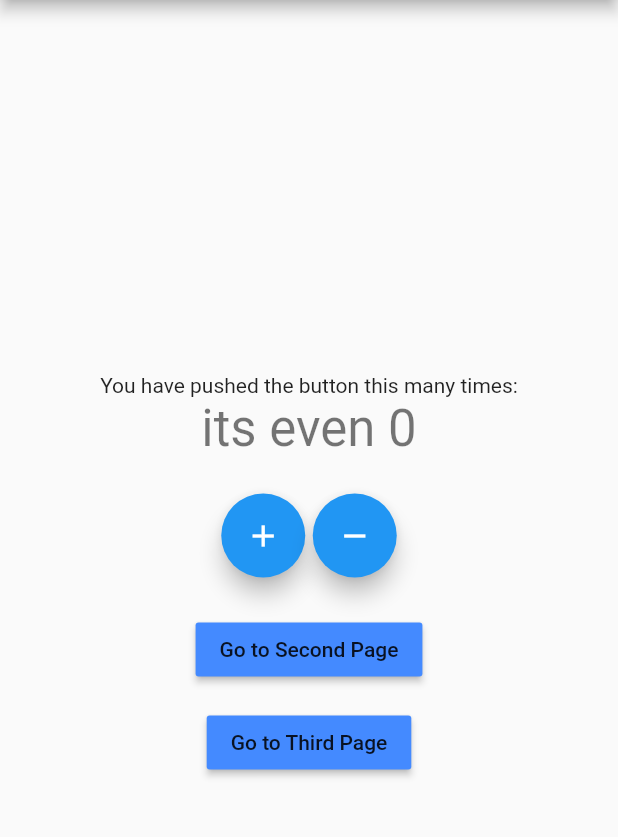
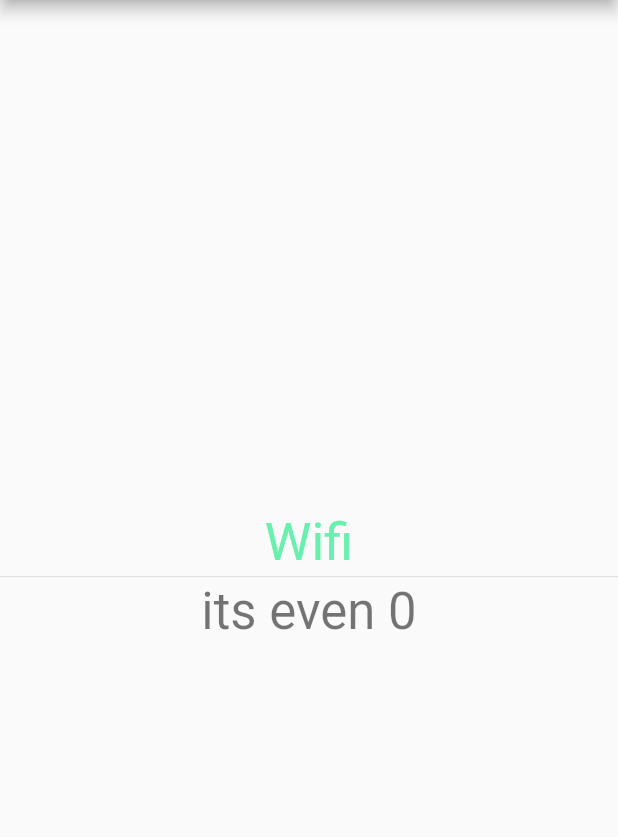
Before and after one commit to Shahrin04/Counter_App_Bloc, a Flutter app: the screen it shows after launch, on a phone screen of 412 x 824 dp, the part 84-921 px from its top. Run offline on Flutter 3.47's test engine with Material 2 defaults, Android fonts, the phone set to English and light mode, and no system bars; our stand-ins replace bloc, connectivity_plus, equatable, flutter_bloc.

```diff
--- /dev/null
+++ b/lib/Constants/enums.dart
@@ -0,0 +1,4 @@
+enum ConnectionType {
+  wifi,
+  mobile
+}
--- a/lib/Logic/cubit/counter_cubit.dart
+++ b/lib/Logic/cubit/counter_cubit.dart
@@ -1,12 +1,36 @@
+import 'dart:async';
+
 import 'package:bloc/bloc.dart';
+import 'package:bloc_tut/Constants/enums.dart';
+import 'package:bloc_tut/Logic/cubit/internet_cubit.dart';
 import 'package:equatable/equatable.dart';
 import 'package:meta/meta.dart';
 
 part 'counter_state.dart';
 
 class CounterCubit extends Cubit<CounterState> {
-  CounterCubit() : super(CounterState(counterValue: 0));
+  final InternetCubit internetCubit;
+  StreamSubscription internetStreamSubscription;
+  CounterCubit({@required this.internetCubit}) : super(CounterState(counterValue: 0)){
+    monitorInternetCubit();
+  }
+
+  StreamSubscription<InternetState> monitorInternetCubit() {
+    return internetStreamSubscription = internetCubit.stream.listen((internetState) {
+      if(internetState is InternetConnected && internetState.connectionType == ConnectionType.wifi){
+        increment();
+      }else if(internetState is InternetConnected && internetState.connectionType == ConnectionType.mobile){
+        decrement();
+      }
+    });
+  }
 
   void increment() => emit(CounterState(counterValue: state.counterValue + 1, wasIncremented: true));
   void decrement() => emit(CounterState(counterValue: state.counterValue - 1, wasIncremented: false));
+
+  @override
+  Future<void> close() {
+    internetStreamSubscription.cancel();
+    return super.close();
+  }
 }
--- /dev/null
+++ b/lib/Logic/cubit/internet_cubit.dart
@@ -0,0 +1,38 @@
+import 'dart:async';
+
+import 'package:bloc/bloc.dart';
+import 'package:bloc_tut/Constants/enums.dart';
+import 'package:connectivity_plus/connectivity_plus.dart';
+import 'package:meta/meta.dart';
+
+part 'internet_state.dart';
+
+class InternetCubit extends Cubit<InternetState> {
+  final Connectivity connectivity;
+  StreamSubscription connectivityStreamSubscription;
+
+  InternetCubit({@required this.connectivity}) : super(InternetLoading()){
+    monitorInternetConnection();
+  }
+
+  StreamSubscription<ConnectivityResult> monitorInternetConnection() {
+      return connectivityStreamSubscription = connectivity.onConnectivityChanged.listen((connectivityResult) {
+      if(connectivityResult == ConnectivityResult.wifi){
+        emitInternetConnected(ConnectionType.wifi);
+      }else if(connectivityResult == ConnectivityResult.mobile){
+        emitInternetConnected(ConnectionType.mobile);
+      }else if(connectivityResult == ConnectivityResult.none){
+        emitInternetDisconnected();
+      }
+    });
+  }
+
+  void emitInternetConnected(ConnectionType _connectionType) => emit(InternetConnected(connectionType: _connectionType));
+  void emitInternetDisconnected() => emit(InternetDisconnected());
+
+  @override
+  Future<void> close() {
+    connectivityStreamSubscription.cancel();
+    return super.close();
+  }
+}
--- /dev/null
+++ b/lib/Logic/cubit/internet_state.dart
@@ -0,0 +1,15 @@
+part of 'internet_cubit.dart';
+
+@immutable
+abstract class InternetState {}
+
+class InternetLoading extends InternetState {}
+
+class InternetConnected extends InternetState {
+  final ConnectionType connectionType;
+
+  InternetConnected({@required this.connectionType});
+
+}
+
+class InternetDisconnected extends InternetState {}
--- a/lib/Presentation/Screen/home_screen.dart
+++ b/lib/Presentation/Screen/home_screen.dart
@@ -1,4 +1,6 @@
+import 'package:bloc_tut/Constants/enums.dart';
 import 'package:bloc_tut/Logic/cubit/counter_cubit.dart';
+import 'package:bloc_tut/Logic/cubit/internet_cubit.dart';
 import 'package:bloc_tut/Presentation/Screen/second_page.dart';
 import 'package:bloc_tut/Presentation/Screen/third_page.dart';
 import 'package:flutter/material.dart';
@@ -25,9 +27,20 @@ class _HomeScreenState extends State<HomeScreen> {
         child: Column(
           mainAxisAlignment: MainAxisAlignment.center,
           children: <Widget>[
-            Text(
-              'You have pushed the button this many times:',
-            ),
+            BlocBuilder<InternetCubit, InternetState>(
+                builder: (context, state) {
+                  if(state is InternetConnected && state.connectionType == ConnectionType.wifi){
+                    return Text('Wifi', style: TextStyle(color: Colors.greenAccent, fontSize: 35));
+                  }else if(state is InternetConnected && state.connectionType == ConnectionType.mobile){
+                    return Text('Mobile', style: TextStyle(color: Colors.redAccent, fontSize: 35));
+                  }else if(state is InternetDisconnected){
+                    return Text('Disconnected', style: TextStyle(color: Colors.grey, fontSize: 35));
+                  }
+                  return CircularProgressIndicator();
+                }),
+
+            Divider(height: 5),
+
             BlocConsumer<CounterCubit, CounterState>(
               listener: (context, state) {
                 if (state.wasIncremented == true) {
@@ -65,52 +78,52 @@ class _HomeScreenState extends State<HomeScreen> {
                 );
               },
             ),
-            SizedBox(
-              height: 24,
-            ),
-            Row(
-              mainAxisAlignment: MainAxisAlignment.spaceEvenly,
-              mainAxisSize: MainAxisSize.min,
-              children: [
-                FloatingActionButton(
-                  onPressed: () {
-                    BlocProvider.of<CounterCubit>(context).increment();
-                  },
-                  tooltip: 'Increment',
-                  child: Icon(Icons.add),
-                ),
-                SizedBox(
-                  width: 5,
-                ),
-                FloatingActionButton(
-                  onPressed: () {
-                    BlocProvider.of<CounterCubit>(context).decrement();
-                  },
-                  tooltip: 'Decrement',
-                  child: Icon(Icons.remove),
-                ),
-              ],
-            ),
-            SizedBox(
-              height: 24,
-            ),
-            MaterialButton(
-              onPressed: () {
-                Navigator.pushNamed(context, '/second');
-              },
-              child: Text('Go to Second Page'),
-              color: widget.color,
-            ),
-            SizedBox(
-              height: 14,
-            ),
-            MaterialButton(
-              onPressed: () {
-                Navigator.pushNamed(context, '/third');
-              },
-              child: Text('Go to Third Page'),
-              color: widget.color,
-            ),
+            // SizedBox(
+            //   height: 24,
+            // ),
+            // Row(
+            //   mainAxisAlignment: MainAxisAlignment.spaceEvenly,
+            //   mainAxisSize: MainAxisSize.min,
+            //   children: [
+            //     FloatingActionButton(
+            //       onPressed: () {
+            //         BlocProvider.of<CounterCubit>(context).increment();
+            //       },
+            //       tooltip: 'Increment',
+            //       child: Icon(Icons.add),
+            //     ),
+            //     SizedBox(
+            //       width: 5,
+            //     ),
+            //     FloatingActionButton(
+            //       onPressed: () {
+            //         BlocProvider.of<CounterCubit>(context).decrement();
+            //       },
+            //       tooltip: 'Decrement',
+            //       child: Icon(Icons.remove),
+            //     ),
+            //   ],
+            // ),
+            // SizedBox(
+            //   height: 24,
+            // ),
+            // MaterialButton(
+            //   onPressed: () {
+            //     Navigator.pushNamed(context, '/second');
+            //   },
+            //   child: Text('Go to Second Page'),
+            //   color: widget.color,
+            // ),
+            // SizedBox(
+            //   height: 14,
+            // ),
+            // MaterialButton(
+            //   onPressed: () {
+            //     Navigator.pushNamed(context, '/third');
+            //   },
+            //   child: Text('Go to Third Page'),
+            //   color: widget.color,
+            // ),
           ],
         ),
       ), // This trailing comma makes auto-formatting nicer for build methods.
--- a/lib/main.dart
+++ b/lib/main.dart
@@ -1,28 +1,43 @@
 import 'package:bloc_tut/Logic/cubit/counter_cubit.dart';
+import 'package:bloc_tut/Logic/cubit/internet_cubit.dart';
 import 'package:bloc_tut/Presentation/Route/app_route.dart';
 import 'package:bloc_tut/Presentation/Screen/home_screen.dart';
 import 'package:bloc_tut/Presentation/Screen/second_page.dart';
 import 'package:bloc_tut/Presentation/Screen/third_page.dart';
+import 'package:connectivity_plus/connectivity_plus.dart';
 import 'package:flutter/material.dart';
 import 'package:flutter_bloc/flutter_bloc.dart';
 
 void main() {
-  runApp(MyApp());
+  runApp(MyApp(
+    appRoute: AppRoute(),
+    connectivity: Connectivity(),
+  ));
 }
 
 class MyApp extends StatelessWidget {
-  final AppRoute _appRoute = AppRoute();
+  final AppRoute appRoute;
+  final Connectivity connectivity;
+
+  const MyApp({Key key, @required this.appRoute, @required this.connectivity})
+      : super(key: key);
 
   @override
   Widget build(BuildContext context) {
-    return BlocProvider<CounterCubit>(
-      create: (context) => CounterCubit(),
+    return MultiBlocProvider(
+      providers: [
+        BlocProvider<InternetCubit>(
+            create: (context) => InternetCubit(connectivity: connectivity)),
+        BlocProvider<CounterCubit>(
+            create: (context) => CounterCubit(
+                internetCubit: BlocProvider.of<InternetCubit>(context)))
+      ],
       child: MaterialApp(
         title: 'Flutter Demo',
         theme: ThemeData(
           primarySwatch: Colors.blue,
         ),
-        onGenerateRoute: _appRoute.onGenerateRoute,
+        onGenerateRoute: appRoute.onGenerateRoute,
       ),
     );
   }
--- a/pubspec.yaml
+++ b/pubspec.yaml
@@ -32,6 +32,7 @@ dependencies:
   test:
   bloc_test:
   equatable: ^2.0.3
+  connectivity_plus: ^1.1.0
 
 dev_dependencies:
   flutter_test:
```
Also changed, not shown: pubspec.lock.
